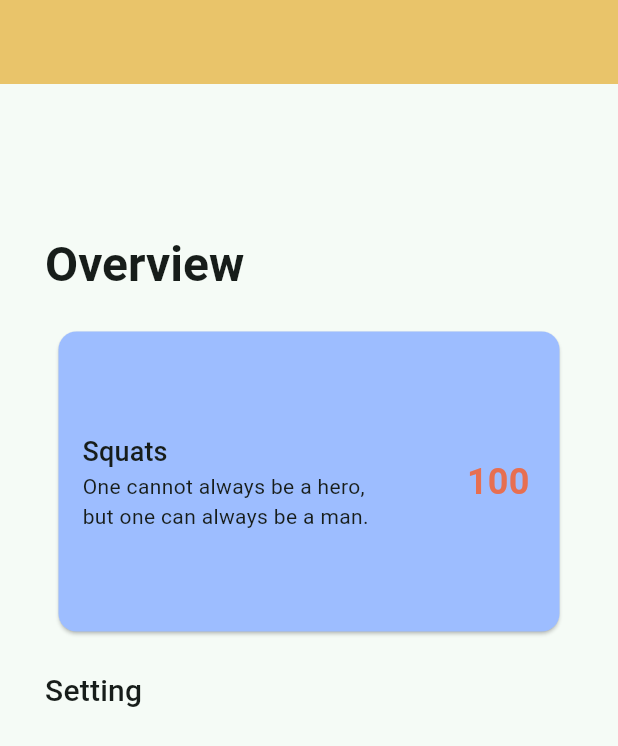
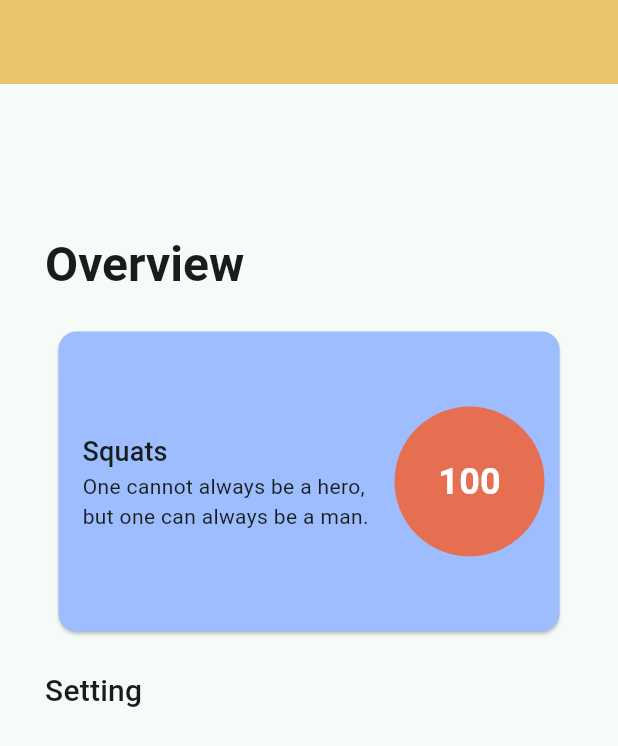
Before and after one commit to Schuyler2025/squatting_assistant, a Flutter app: the screen it shows after launch, on a phone screen of 412 x 824 dp. Shown: the top 746 px of the screen. Run offline on Flutter 3.47's test engine with Material 3 defaults, Android fonts, the phone set to English and light mode, and no system bars; Roboto replaces fonts that are missing (Outfit-Bold).

Commit message:
add a circle_widget

```diff
--- /dev/null
+++ b/lib/circle_widget.dart
@@ -0,0 +1,35 @@
+import 'package:flutter/material.dart';
+
+class CirclePainter extends CustomPainter {
+  @override
+  void paint(Canvas canvas, Size size) {
+    final paint = Paint()
+     ..color = Color.fromARGB(255, 231, 111, 81)
+     ..strokeWidth = 5
+     ..style = PaintingStyle.fill;
+
+    canvas.drawCircle(Offset(size.width / 2, size.height / 2), 50, paint);
+  }
+
+  @override
+  bool shouldRepaint(CustomPainter oldDelegate) {
+    return false;
+  }
+}
+
+class CircleWidget extends StatelessWidget {
+  final Widget child;
+  const CircleWidget({super.key, required this.child});
+
+  @override
+  Widget build(BuildContext context) {
+    return CustomPaint(
+      painter: CirclePainter(),
+      child: Container(
+        width: 80,
+        height: 80,
+        child:Center(child: child)
+      ),
+    );
+  }
+}
--- a/lib/counter_card.dart
+++ b/lib/counter_card.dart
@@ -1,4 +1,5 @@
 import 'package:flutter/material.dart';
+import 'package:squatting_assistant/circle_widget.dart';
 
 class CounterCard extends StatelessWidget {
   const CounterCard({super.key});
@@ -7,35 +8,39 @@ class CounterCard extends StatelessWidget {
   Widget build(BuildContext context) {
     return Card(
       color: Color.fromARGB(255, 157, 189, 255),
-      child: Row(
-        children: [
+      child: Row(children: [
         Expanded(
           child: SizedBox(
             height: 200,
             child: Align(
               alignment: Alignment.center,
               child: ListTile(
-                  title: Text('Squats', style: Theme.of(context).textTheme.titleSmall,),
-                  subtitle: Text.rich(TextSpan(text: 'One cannot always be a hero, \nbut one can always be a man.'),style: Theme.of(context).textTheme.bodyMedium),
+                title: Text(
+                  'Squats',
+                  style: Theme.of(context).textTheme.titleSmall,
+                ),
+                subtitle: Text.rich(
+                    const TextSpan(
+                        text:
+                            'One cannot always be a hero, \nbut one can always be a man.'),
+                    style: Theme.of(context).textTheme.bodyMedium),
               ),
             ),
           ),
         ),
         Padding(
-            padding: const EdgeInsets.only(right:20),
+          padding: const EdgeInsets.only(right: 20),
+          child: CircleWidget(
             child: Text(
               '100',
               style: Theme.of(context).textTheme.titleMedium!.copyWith(
                   fontSize: 24,
                   fontWeight: FontWeight.bold,
-                  color: Color.fromARGB(255, 231, 111, 81)),
+                  color: Color.fromARGB(255, 255, 255, 255)),
             ),
           ),
-            ]
         ),
-
-
-      )
-    ;
+      ]),
+    );
   }
 }
```
Also changed, not shown: 2 other files. Lines whose indentation alone changed are shown as unchanged.
